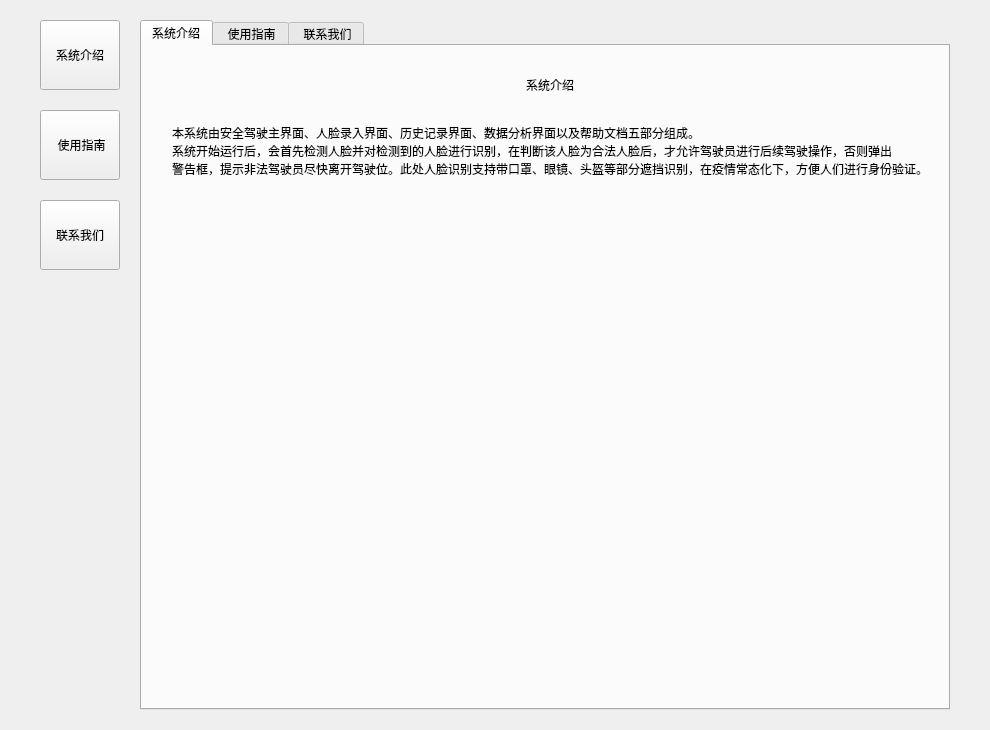
This is QT_final/helpwidget.ui in dwdwdw5163/Qt_ncnn_opencv as Qt 5 draws it before an edit. The edited form follows.
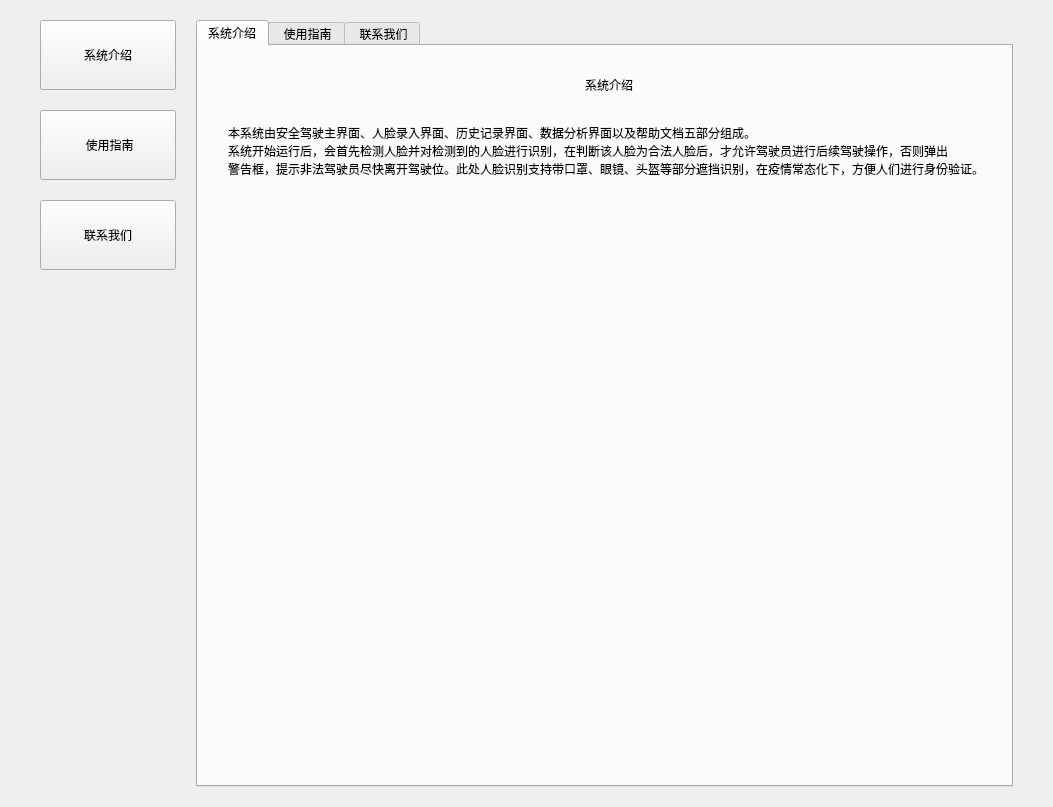
This is the edited form. Icons and pictures are not drawn.

Patch:
```diff
--- a/QT_final/helpwidget.ui
+++ b/QT_final/helpwidget.ui
@@ -6,8 +6,8 @@
    <rect>
     <x>0</x>
     <y>0</y>
-    <width>949</width>
-    <height>593</height>
+    <width>1053</width>
+    <height>807</height>
    </rect>
   </property>
   <property name="windowTitle">
```
